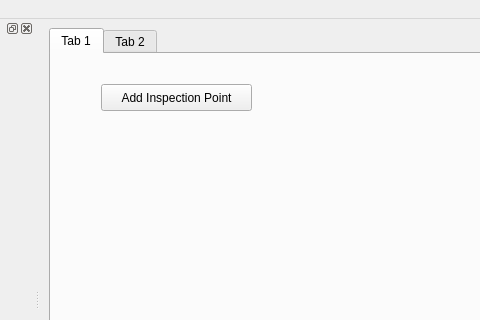
This is hiveground/hg_apps/hg_inspector_arm/src/inspector_arm.ui in cuixiongyi/hiveground-ros-pkg as Qt 5 draws it before an edit; both pictures show x 166 to 646 and y 0 to 320 of the 800 by 600 pixel window. The edited form follows.
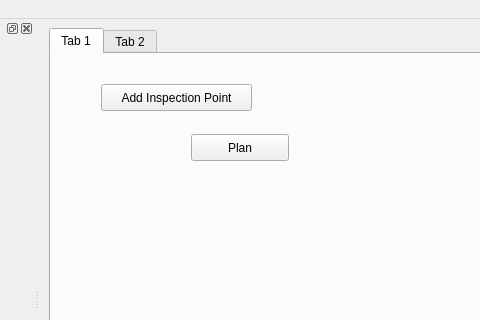
This is the edited form.

```diff
--- a/hiveground/hg_apps/hg_inspector_arm/src/inspector_arm.ui
+++ b/hiveground/hg_apps/hg_inspector_arm/src/inspector_arm.ui
@@ -34,6 +34,19 @@
          <string>Add Inspection Point</string>
         </property>
        </widget>
+       <widget class="QPushButton" name="pushButtonPlan">
+        <property name="geometry">
+         <rect>
+          <x>140</x>
+          <y>80</y>
+          <width>98</width>
+          <height>27</height>
+         </rect>
+        </property>
+        <property name="text">
+         <string>Plan</string>
+        </property>
+       </widget>
       </widget>
       <widget class="QWidget" name="tab_2">
        <attribute name="title">
```
